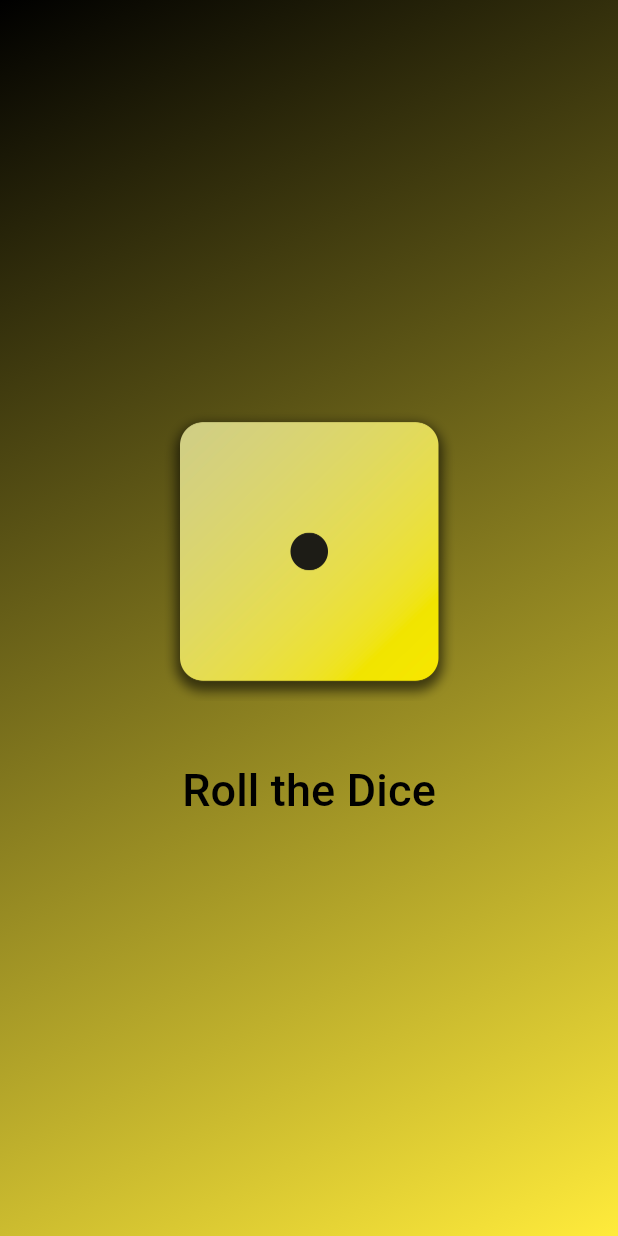
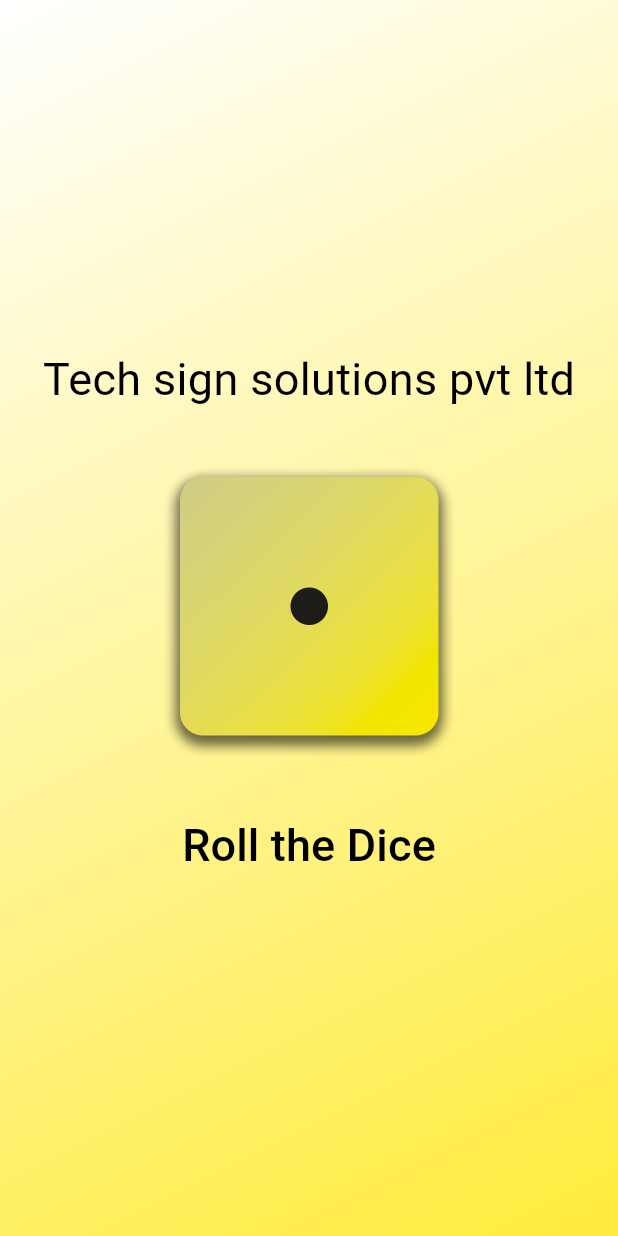
Before and after one commit to Akash8005/roll_dice_trial4, a Flutter app: the screen it shows after launch, on a phone screen of 412 x 824 dp. Run offline on Flutter 3.47's test engine with Material 3 defaults, Android fonts, the phone set to English and light mode, and no system bars.

Commit message:
this is the third commit

```diff
--- a/lib/main.dart
+++ b/lib/main.dart
@@ -5,7 +5,7 @@
   runApp(
     MaterialApp(
       home: Scaffold(
-        body: GradientContainer(Colors.black, Colors.yellow),
+        body: GradientContainer(Colors.white, Colors.yellow),
       ),
     ),
   );
--- a/lib/roll_dice.dart
+++ b/lib/roll_dice.dart
@@ -27,6 +27,10 @@
       child: Column(
         mainAxisSize: MainAxisSize.min,
         children: [
+          StyledText("Tech sign solutions pvt ltd"),
+          const SizedBox(
+            height: 30,
+          ),
           Image.asset(
             currentState,
             width: 200,
```
